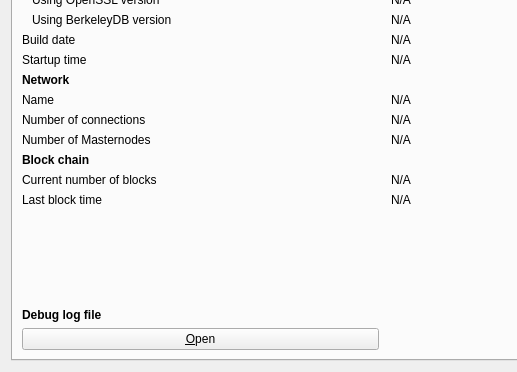
Above: src/qt/forms/rpcconsole.ui from pedrorv0106/DAPS before the change; both pictures show x 0 to 517 and y 113 to 485 of the 769 by 485 pixel window. Below: the same form after it.
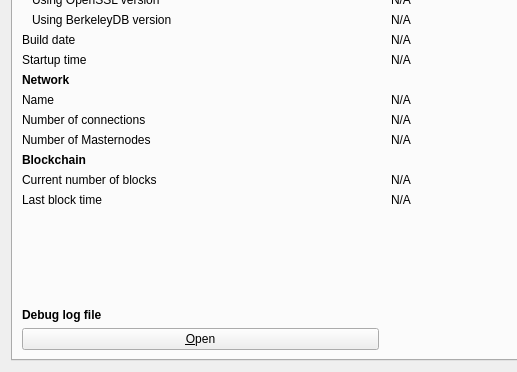
That is the form after the change. The open tabs and pages were chosen to show the change. Icons and pictures are not drawn. Custom widgets are drawn as their Qt base class.

Commit message: Missed Block chain -> Blockchain

Diff of the .ui file:
```diff
--- a/src/qt/forms/rpcconsole.ui
+++ b/src/qt/forms/rpcconsole.ui
@@ -275,7 +275,7 @@
           </font>
          </property>
          <property name="text">
-          <string>Block chain</string>
+          <string>Blockchain</string>
          </property>
         </widget>
        </item>
```
